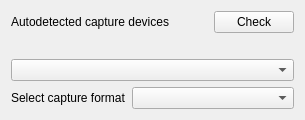
This is src/widgets/wizardcapture_ui.ui in KDE/kdenlive as Qt 5 draws it before an edit. The edited form follows.
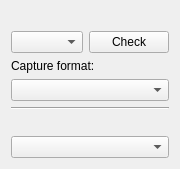
This is the edited form. Custom widgets are drawn as their Qt base class.

Commit message: Add decklink detection in wizard

The edit to the form file:
```diff
--- a/src/widgets/wizardcapture_ui.ui
+++ b/src/widgets/wizardcapture_ui.ui
@@ -6,46 +6,26 @@
    <rect>
     <x>0</x>
     <y>0</y>
-    <width>279</width>
-    <height>110</height>
+    <width>152</width>
+    <height>154</height>
    </rect>
   </property>
   <layout class="QGridLayout" name="gridLayout">
-   <item row="0" column="0" colspan="4">
-    <widget class="QLabel" name="label">
-     <property name="text">
-      <string>Autodetected capture devices</string>
-     </property>
-    </widget>
-   </item>
-   <item row="0" column="4">
+   <item row="1" column="3">
     <widget class="QPushButton" name="button_reload">
      <property name="text">
       <string>Check</string>
      </property>
     </widget>
    </item>
-   <item row="1" column="0" colspan="5">
-    <widget class="QLabel" name="v4l_status">
-     <property name="text">
-      <string/>
+   <item row="4" column="0" colspan="4">
+    <widget class="Line" name="line">
+     <property name="orientation">
+      <enum>Qt::Horizontal</enum>
      </property>
     </widget>
    </item>
-   <item row="2" column="0" colspan="5">
-    <widget class="KComboBox" name="v4l_devices"/>
-   </item>
-   <item row="3" column="0" colspan="2">
-    <widget class="QLabel" name="label_9">
-     <property name="text">
-      <string>Select capture format</string>
-     </property>
-    </widget>
-   </item>
-   <item row="3" column="2" colspan="3">
-    <widget class="KComboBox" name="v4l_formats"/>
-   </item>
-   <item row="4" column="1">
+   <item row="7" column="1">
     <spacer name="verticalSpacer">
      <property name="orientation">
       <enum>Qt::Vertical</enum>
@@ -58,6 +38,36 @@
      </property>
     </spacer>
    </item>
+   <item row="3" column="0" colspan="4">
+    <widget class="KComboBox" name="v4l_formats"/>
+   </item>
+   <item row="1" column="0" colspan="3">
+    <widget class="KComboBox" name="v4l_devices"/>
+   </item>
+   <item row="0" column="0" colspan="4">
+    <widget class="QLabel" name="v4l_status">
+     <property name="text">
+      <string/>
+     </property>
+    </widget>
+   </item>
+   <item row="2" column="0" colspan="4">
+    <widget class="QLabel" name="label_9">
+     <property name="text">
+      <string>Capture format:</string>
+     </property>
+    </widget>
+   </item>
+   <item row="5" column="0" colspan="4">
+    <widget class="QLabel" name="decklink_status">
+     <property name="text">
+      <string/>
+     </property>
+    </widget>
+   </item>
+   <item row="6" column="0" colspan="4">
+    <widget class="KComboBox" name="decklink_devices"/>
+   </item>
   </layout>
  </widget>
  <customwidgets>
```
The commit also changes 2 other files.
